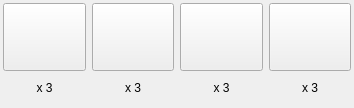
The window that Agricola_Front/Basic/worker_board.ui (kimmoney/Agricola) describes before a commit, drawn with Qt 5.
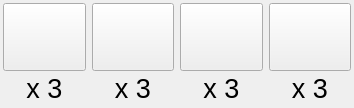
The same window after the commit. Icons and pictures are not drawn.

Commit message: 워커보드 사진, 글씨 크기 변경

Diff of the .ui file:
```diff
--- a/Agricola_Front/Basic/worker_board.ui
+++ b/Agricola_Front/Basic/worker_board.ui
@@ -77,6 +77,11 @@
           <verstretch>0</verstretch>
          </sizepolicy>
         </property>
+        <property name="font">
+         <font>
+          <pointsize>20</pointsize>
+         </font>
+        </property>
         <property name="text">
          <string>x 3</string>
         </property>
@@ -133,6 +138,11 @@
           <verstretch>0</verstretch>
          </sizepolicy>
         </property>
+        <property name="font">
+         <font>
+          <pointsize>20</pointsize>
+         </font>
+        </property>
         <property name="text">
          <string>x 3</string>
         </property>
@@ -189,6 +199,11 @@
           <verstretch>0</verstretch>
          </sizepolicy>
         </property>
+        <property name="font">
+         <font>
+          <pointsize>20</pointsize>
+         </font>
+        </property>
         <property name="text">
          <string>x 3</string>
         </property>
@@ -245,6 +260,11 @@
           <verstretch>0</verstretch>
          </sizepolicy>
         </property>
+        <property name="font">
+         <font>
+          <pointsize>20</pointsize>
+         </font>
+        </property>
         <property name="text">
          <string>x 3</string>
         </property>
```
Left out of the diff: 22 changed lines with no effect on the pictures. The commit also changes 1 other file.
